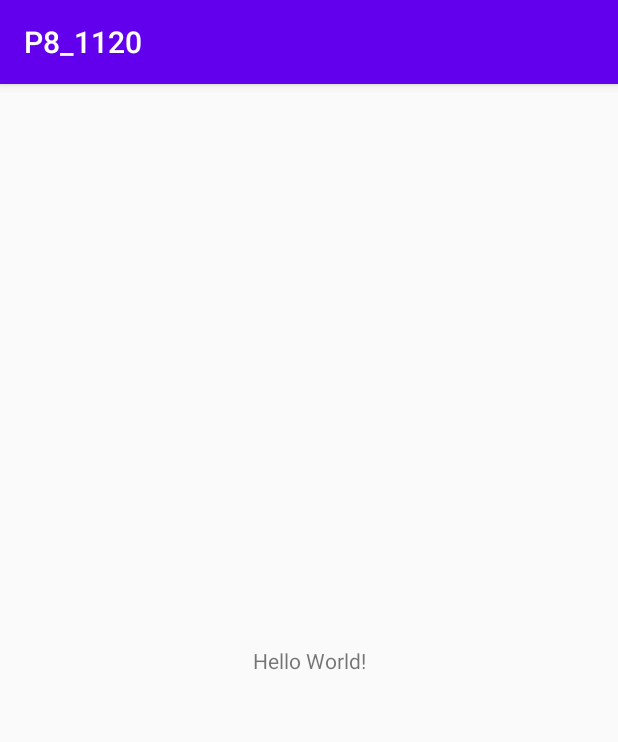
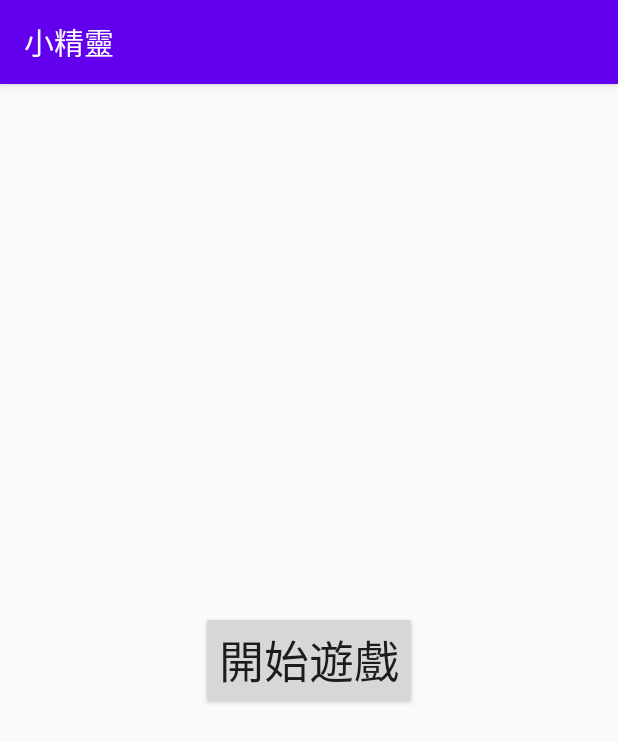
Before and after one commit to Lazurite259/Android_App_1091, an Android app: the screen it shows after launch (MainActivity before the commit, PopupActivity after it), on a phone screen of 412 x 824 dp. Shown: the top 742 px of the screen. Run offline under Robolectric (Android 15) with nearby library versions, the phone set to English and light mode, and no system bars.

Commit message:
add imageView, set chronometer

```diff
--- a/P1120/build.gradle
+++ b/P1120/build.gradle
@@ -5,7 +5,7 @@ buildscript {
         jcenter()
     }
     dependencies {
-        classpath "com.android.tools.build:gradle:4.0.1"
+        classpath 'com.android.tools.build:gradle:4.1.1'
 
         // NOTE: Do not place your application dependencies here; they belong
         // in the individual module build.gradle files
--- a/P8_1120/app/src/main/AndroidManifest.xml
+++ b/P8_1120/app/src/main/AndroidManifest.xml
@@ -9,6 +9,7 @@
         android:roundIcon="@mipmap/ic_launcher_round"
         android:supportsRtl="true"
         android:theme="@style/AppTheme">
+        <activity android:name=".PopupActivity"></activity>
         <activity android:name=".MainActivity">
             <intent-filter>
                 <action android:name="android.intent.action.MAIN" />
--- a/P8_1120/app/src/main/java/ncku/geomatics/p8_1120/MainActivity.java
+++ b/P8_1120/app/src/main/java/ncku/geomatics/p8_1120/MainActivity.java
@@ -1,14 +1,67 @@
 package ncku.geomatics.p8_1120;
 
+import androidx.annotation.Nullable;
 import androidx.appcompat.app.AppCompatActivity;
+import androidx.constraintlayout.widget.ConstraintLayout;
 
+import android.app.Dialog;
+import android.content.Context;
+import android.content.Intent;
 import android.os.Bundle;
+import android.os.CountDownTimer;
+import android.view.Gravity;
+import android.view.LayoutInflater;
+import android.view.View;
+import android.widget.Button;
+import android.widget.Chronometer;
+import android.widget.ImageView;
+import android.widget.LinearLayout;
+import android.widget.PopupWindow;
+import android.widget.TextView;
+
+import java.util.Random;
 
 public class MainActivity extends AppCompatActivity {
+
+    ImageView ivStar, ivElf, ivBomb;
+    ConstraintLayout.LayoutParams params;
 
     @Override
     protected void onCreate(Bundle savedInstanceState) {
         super.onCreate(savedInstanceState);
         setContentView(R.layout.activity_main);
+
+        ivStar = findViewById(R.id.imageViewStar);
+        ivElf = findViewById(R.id.imageViewElf);
+        ivBomb = findViewById(R.id.imageViewBomb);
+        Intent it = new Intent();
+        it.setClass(this, PopupActivity.class);
+        startActivityForResult(it, 99);
+    }
+
+    public void setImagePosition(ImageView imageView) {
+        Random random = new Random();
+        params = (ConstraintLayout.LayoutParams) imageView.getLayoutParams();
+        params.verticalBias = ((float) random.nextInt(99) + 1) / 100;
+        params.horizontalBias = ((float) random.nextInt(99) + 1) / 100;
+        imageView.setLayoutParams(params);
+    }
+
+    @Override
+    protected void onActivityResult(int requestCode, int resultCode, @Nullable Intent data) {
+        super.onActivityResult(requestCode, resultCode, data);
+        if (requestCode == 99 && resultCode == RESULT_OK) {
+            String str = null;
+            if (data != null) {
+                str = data.getStringExtra("content");
+            }
+            do {
+                setImagePosition(ivStar);
+                Chronometer timer = findViewById(R.id.chronometer);
+                if (str != null && str.equals("start")) {
+                    timer.start();
+                }
+            } while (params.horizontalBias < 0.4 && params.horizontalBias > 0.6 && params.verticalBias < 0.4 && params.verticalBias > 0.6);
+        }
     }
 }
--- /dev/null
+++ b/P8_1120/app/src/main/java/ncku/geomatics/p8_1120/PopupActivity.java
@@ -0,0 +1,27 @@
+package ncku.geomatics.p8_1120;
+
+import androidx.appcompat.app.AppCompatActivity;
+
+import android.content.Intent;
+import android.os.Bundle;
+import android.view.View;
+
+public class PopupActivity extends AppCompatActivity
+        implements View.OnClickListener {
+
+    @Override
+    protected void onCreate(Bundle savedInstanceState) {
+        super.onCreate(savedInstanceState);
+        setContentView(R.layout.popup);
+
+        findViewById(R.id.buttonStart).setOnClickListener(this);
+    }
+
+    @Override
+    public void onClick(View v) {
+        Intent it2 = new Intent();
+        it2.putExtra("content", "start");
+        setResult(RESULT_OK, it2);
+        finish();
+    }
+}
--- /dev/null
+++ b/P8_1120/app/src/main/res/layout/popup.xml
@@ -0,0 +1,19 @@
+<?xml version="1.0" encoding="utf-8"?>
+<androidx.constraintlayout.widget.ConstraintLayout xmlns:android="http://schemas.android.com/apk/res/android"
+    xmlns:app="http://schemas.android.com/apk/res-auto"
+    xmlns:tools="http://schemas.android.com/tools"
+    android:layout_width="match_parent"
+    android:layout_height="match_parent"
+    tools:context=".PopupActivity">
+
+    <Button
+        android:id="@+id/buttonStart"
+        android:layout_width="wrap_content"
+        android:layout_height="wrap_content"
+        android:text="開始遊戲"
+        android:textSize="30sp"
+        app:layout_constraintBottom_toBottomOf="parent"
+        app:layout_constraintEnd_toEndOf="parent"
+        app:layout_constraintStart_toStartOf="parent"
+        app:layout_constraintTop_toTopOf="parent" />
+</androidx.constraintlayout.widget.ConstraintLayout>
--- a/P8_1120/app/src/main/res/values/strings.xml
+++ b/P8_1120/app/src/main/res/values/strings.xml
@@ -1,3 +1,3 @@
 <resources>
-    <string name="app_name">P8_1120</string>
+    <string name="app_name">小精靈</string>
 </resources>
```
Also changed, not shown: P8_1120/app/src/main/res/layout/activity_main.xml (+61 -5 lines), P1120/gradle/wrapper/gradle-wrapper.properties, P8_1120/app/src/main/res/drawable/bomb.png (added), P8_1120/app/src/main/res/drawable/elf.png (added), P8_1120/app/src/main/res/drawable/star.png (added).
